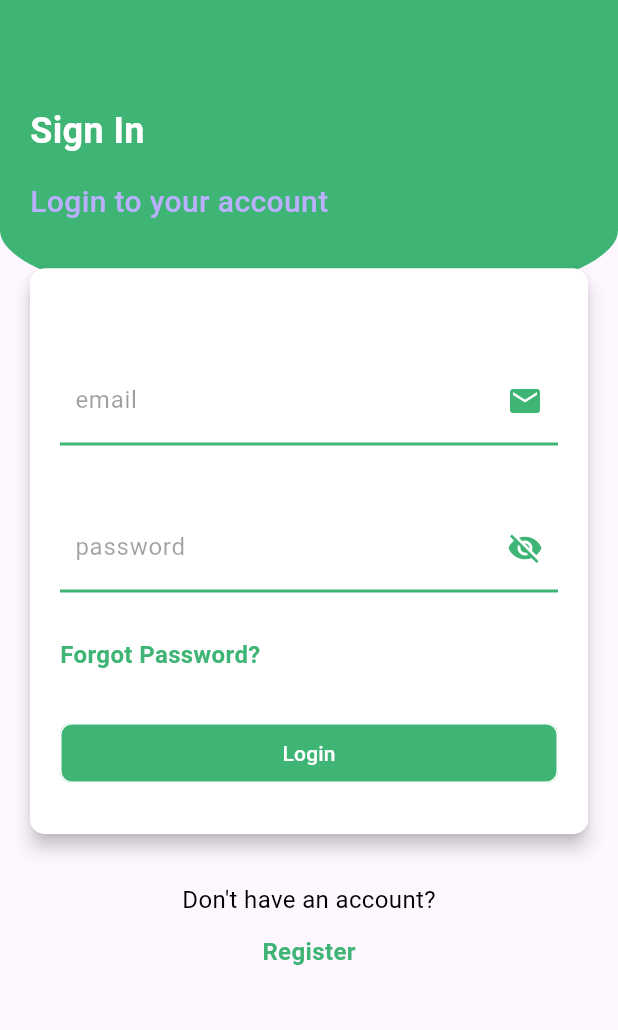
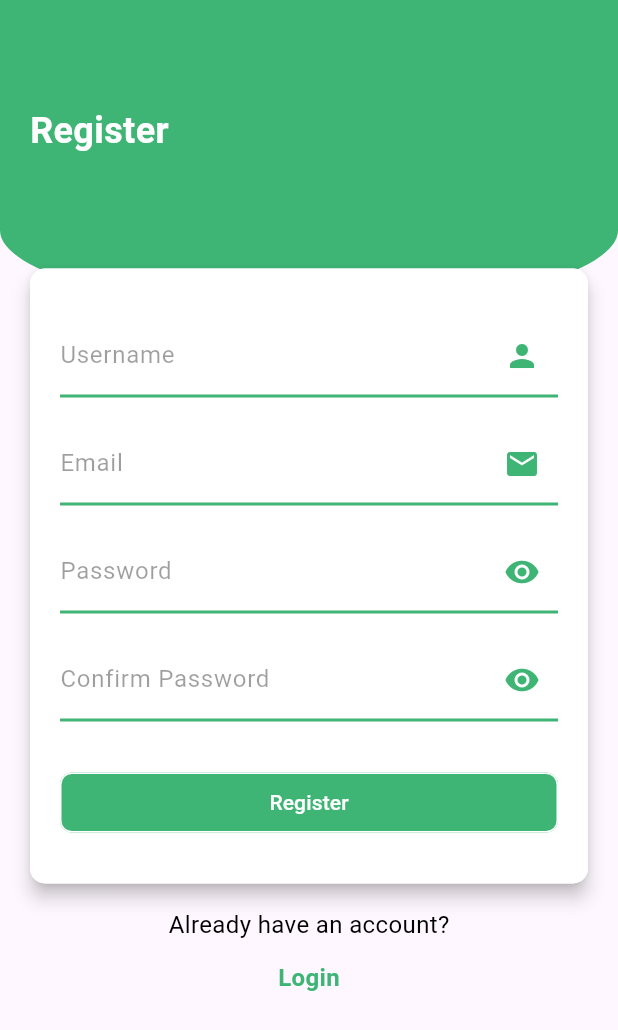
Before and after one commit to nileshshrs/simple-weixin-with-firebase, a Flutter app: the screen it shows after launch, on a phone screen of 412 x 824 dp. Shown: the top 1030 px of the screen. Run offline on Flutter 3.47's test engine with Material 3 defaults, Android fonts, the phone set to English and light mode, and no system bars; our stand-ins replace another_flushbar, cloud_firestore, firebase_auth, firebase_core, shared_preferences; accounts and stored records are empty.

Commit message:
modified the registration.dart by refactoring it with mvvm pattern and provider

```diff
--- a/lib/main.dart
+++ b/lib/main.dart
@@ -1,10 +1,9 @@
-import 'package:firebase_chat_application/pages/home.dart';
-import 'package:firebase_chat_application/pages/register.dart';
-import 'package:firebase_chat_application/pages/search.dart';
-import 'package:firebase_chat_application/pages/signin.dart';
+
+import 'package:firebase_chat_application/viewmodels/registration_view_model.dart';
+import 'package:firebase_chat_application/views/registration_screen.dart';
 import 'package:firebase_core/firebase_core.dart';
 import 'package:flutter/material.dart';
-import 'package:firebase_chat_application/Routes/RouteGenerator.dart';
+import 'package:provider/provider.dart';
 
 import 'firebase_options.dart';
 
@@ -14,114 +13,23 @@ void main() async{
   await Firebase.initializeApp(
     options: DefaultFirebaseOptions.currentPlatform,
   );
-  runApp(const MyApp());
+  runApp(MyApp());
 }
 
 class MyApp extends StatelessWidget {
-  const MyApp({super.key});
-
-  // This widget is the root of your application.
   @override
   Widget build(BuildContext context) {
-    return MaterialApp(
-      debugShowCheckedModeBanner: false,
-        initialRoute: Signin.routeName,
-        onGenerateRoute: RouteGenerator.onGenerate,
+    return MultiProvider(
+      providers: [
+        ChangeNotifierProvider(create: (context) => RegistrationViewModel()),
+        // Add more providers for other view models or services if needed
+      ],
+      child: MaterialApp(
+        title: 'Your Chat App',
 
-      theme: ThemeData(
-        colorScheme: ColorScheme.fromSeed(seedColor: Colors.deepPurple),
-        useMaterial3: true,
-
+        home: RegistrationScreen(),
+        debugShowCheckedModeBanner: false,
       ),
-      // home: Home(),
     );
   }
 }
-
-class MyHomePage extends StatefulWidget {
-  const MyHomePage({super.key, required this.title});
-
-  // This widget is the home page of your application. It is stateful, meaning
-  // that it has a State object (defined below) that contains fields that affect
-  // how it looks.
-
-  // This class is the configuration for the state. It holds the values (in this
-  // case the title) provided by the parent (in this case the App widget) and
-  // used by the build method of the State. Fields in a Widget subclass are
-  // always marked "final".
-
-  final String title;
-
-  @override
-  State<MyHomePage> createState() => _MyHomePageState();
-}
-
-class _MyHomePageState extends State<MyHomePage> {
-  int _counter = 0;
-
-  void _incrementCounter() {
-    setState(() {
-      // This call to setState tells the Flutter framework that something has
-      // changed in this State, which causes it to rerun the build method below
-      // so that the display can reflect the updated values. If we changed
-      // _counter without calling setState(), then the build method would not be
-      // called again, and so nothing would appear to happen.
-      _counter++;
-    });
-  }
-
-  @override
-  Widget build(BuildContext context) {
-    // This method is rerun every time setState is called, for instance as done
-    // by the _incrementCounter method above.
-    //
-    // The Flutter framework has been optimized to make rerunning build methods
-    // fast, so that you can just rebuild anything that needs updating rather
-    // than having to individually change instances of widgets.
-    return Scaffold(
-      appBar: AppBar(
-        // TRY THIS: Try changing the color here to a specific color (to
-        // Colors.amber, perhaps?) and trigger a hot reload to see the AppBar
-        // change color while the other colors stay the same.
-        backgroundColor: Theme.of(context).colorScheme.inversePrimary,
-        // Here we take the value from the MyHomePage object that was created by
-        // the App.build method, and use it to set our appbar title.
-        title: Text(widget.title),
-      ),
-      body: Center(
-        // Center is a layout widget. It takes a single child and positions it
-        // in the middle of the parent.
-        child: Column(
-          // Column is also a layout widget. It takes a list of children and
-          // arranges them vertically. By default, it sizes itself to fit its
-          // children horizontally, and tries to be as tall as its parent.
-          //
-          // Column has various properties to control how it sizes itself and
-          // how it positions its children. Here we use mainAxisAlignment to
-          // center the children vertically; the main axis here is the vertical
-          // axis because Columns are vertical (the cross axis would be
-          // horizontal).
-          //
-          // TRY THIS: Invoke "debug painting" (choose the "Toggle Debug Paint"
-          // action in the IDE, or press "p" in the console), to see the
-          // wireframe for each widget.
-          mainAxisAlignment: MainAxisAlignment.center,
-          children: <Widget>[
-            const Text(
-              'You have pushed the button this many times:',
-            ),
-            Text(
-              '$_counter',
-              style: Theme.of(context).textTheme.headlineMedium,
-            ),
-          ],
-        ),
-      ),
-      floatingActionButton: FloatingActionButton(
-        onPressed: _incrementCounter,
-        tooltip: 'Increment',
-        child: const Icon(Icons.add),
-      ), // This trailing comma makes auto-formatting nicer for build methods.
-    );
-  }
-}
--- /dev/null
+++ b/lib/repositories/user_repository.dart
@@ -0,0 +1,21 @@
+import 'package:cloud_firestore/cloud_firestore.dart';
+
+class UserRepository {
+  final FirebaseFirestore _firestore = FirebaseFirestore.instance;
+
+  Future<void> registerUser({
+    required String userId,
+    required String username,
+    required String email,
+    required DateTime createdAt,
+    required String image,
+  }) async {
+    await _firestore.collection('users').doc(userId).set({
+      'id': userId,
+      'username': username,
+      'email': email,
+      'createdAt': createdAt,
+      'image': image,
+    });
+  }
+}
--- /dev/null
+++ b/lib/views/registration_screen.dart
@@ -0,0 +1,358 @@
+// lib/views/registration_screen.dart
+import 'package:firebase_chat_application/utils/loading_dialog.dart';
+import 'package:flutter/material.dart';
+import 'package:another_flushbar/flushbar.dart';
+import 'package:firebase_chat_application/viewmodels/registration_view_model.dart';
+import 'package:provider/provider.dart';
+
+class RegistrationScreen extends StatelessWidget {
+  final TextEditingController _usernameController = TextEditingController();
+  final TextEditingController _emailController = TextEditingController();
+  final TextEditingController _passwordController = TextEditingController();
+  final TextEditingController _confirmPasswordController =
+  TextEditingController();
+
+  void _showFlushbar(BuildContext context, String message, bool isSuccess) {
+    Flushbar(
+      message: message,
+      duration: Duration(seconds: 5),
+      backgroundColor: Colors.white,
+      flushbarPosition: FlushbarPosition.TOP,
+      flushbarStyle: FlushbarStyle.FLOATING,
+      margin: EdgeInsets.fromLTRB(10.0, 30.0, 10.0, 0.0),
+      borderRadius: BorderRadius.circular(10.0),
+      boxShadows: [
+        BoxShadow(
+          color: Colors.grey,
+          offset: Offset(0.0, 2.0),
+          blurRadius: 3.0,
+        ),
+      ],
+      messageText: Text(
+        message,
+        style: TextStyle(
+          color: isSuccess ? Color(0xFF3EB575) : Colors.red,
+        ),
+      ),
+    )..show(context);
+  }
+
+  @override
+  Widget build(BuildContext context) {
+    return Scaffold(
+      body: SingleChildScrollView(
+        child: Container(
+          child: Stack(
+            children: [
+              Container(
+                height: MediaQuery.of(context).size.height / 4,
+                width: MediaQuery.of(context).size.width,
+                decoration: BoxDecoration(
+                  gradient: LinearGradient(
+                    colors: [Color(0xFF3EB575), Color(0xFF3EB575)],
+                    begin: Alignment.topLeft,
+                    end: Alignment.bottomRight,
+                  ),
+                  borderRadius: BorderRadius.vertical(
+                    bottom: Radius.elliptical(
+                      MediaQuery.of(context).size.width,
+                      105.0,
+                    ),
+                  ),
+                ),
+              ),
+              Center(
+                child: Padding(
+                  padding: const EdgeInsets.symmetric(
+                    horizontal: 20.0,
+                    vertical: 70.0,
+                  ),
+                  child: ChangeNotifierProvider(
+                    create: (context) => RegistrationViewModel(),
+                    child: Consumer<RegistrationViewModel>(
+                      builder: (context, model, child) {
+                        return SingleChildScrollView(
+                          child: Column(
+                            crossAxisAlignment: CrossAxisAlignment.start,
+                            children: [
+                              Text(
+                                "Register",
+                                style: TextStyle(
+                                  color: Colors.white,
+                                  fontSize: 24.0,
+                                  fontWeight: FontWeight.bold,
+                                ),
+                              ),
+                              SizedBox(height: 16),
+                              Text(
+                                "Create a new account",
+                                style: TextStyle(
+                                  color: Color(0xFF3EB575),
+                                  fontSize: 20.0,
+                                  fontWeight: FontWeight.w500,
+                                ),
+                              ),
+                              SizedBox(height: 30),
+                              Material(
+                                elevation: 5.0,
+                                borderRadius: BorderRadius.circular(10),
+                                child: Container(
+                                  padding: EdgeInsets.symmetric(
+                                    vertical: 30.0,
+                                    horizontal: 20.0,
+                                  ),
+                                  width:
+                                  MediaQuery.of(context).size.width - 40,
+                                  decoration: BoxDecoration(
+                                    color: Colors.white,
+                                    borderRadius: BorderRadius.circular(10),
+                                  ),
+                                  child: Column(
+                                    children: [
+                                      TextFormField(
+                                        controller: _usernameController,
+                                        decoration: InputDecoration(
+                                          labelText: 'Username',
+                                          labelStyle: TextStyle(
+                                            color: Colors.black38,
+                                          ),
+                                          enabledBorder: UnderlineInputBorder(
+                                            borderSide: BorderSide(
+                                                color: Color(0xFF3EB575),
+                                                width: 2.0),
+                                          ),
+                                          focusedBorder: UnderlineInputBorder(
+                                            borderSide: BorderSide(
+                                                color: Color(0xFF3EB575),
+                                                width: 2.0),
+                                          ),
+                                          suffixIcon: Icon(
+                                            Icons.person,
+                                            color: Color(0xFF3EB575),
+                                          ),
+                                        ),
+                                        validator: (value) {
+                                          if (value == null ||
+                                              value.isEmpty) {
+                                            return 'Please enter your username';
+                                          }
+                                          return null;
+                                        },
+                                      ),
+                                      SizedBox(height: 16),
+                                      TextFormField(
+                                        controller: _emailController,
+                                        decoration: InputDecoration(
+                                          labelText: 'Email',
+                                          labelStyle: TextStyle(
+                                            color: Colors.black38,
+                                          ),
+                                          enabledBorder: UnderlineInputBorder(
+                                            borderSide: BorderSide(
+                                                color: Color(0xFF3EB575),
+                                                width: 2.0),
+                                          ),
+                                          focusedBorder: UnderlineInputBorder(
+                                            borderSide: BorderSide(
+                                                color: Color(0xFF3EB575),
+                                                width: 2.0),
+                                          ),
+                                          suffixIcon: Icon(
+                                            Icons.email,
+                                            color: Color(0xFF3EB575),
+                                          ),
+                                        ),
+                                        validator: (value) {
+                                          if (value == null ||
+                                              value.isEmpty) {
+                                            return 'Please enter your email';
+                                          }
+                                          return null;
+                                        },
+                                      ),
+                                      SizedBox(height: 16),
+                                      TextFormField(
+                                        controller: _passwordController,
+                                        obscureText: true,
+                                        decoration: InputDecoration(
+                                          labelText: 'Password',
+                                          labelStyle: TextStyle(
+                                            color: Colors.black38,
+                                          ),
+                                          enabledBorder: UnderlineInputBorder(
+                                            borderSide: BorderSide(
+                                                color: Color(0xFF3EB575),
+                                                width: 2.0),
+                                          ),
+                                          focusedBorder: UnderlineInputBorder(
+                                            borderSide: BorderSide(
+                                                color: Color(0xFF3EB575),
+                                                width: 2.0),
+                                          ),
+                                          suffixIcon: GestureDetector(
+                                            onTap: () {
+                                              // Toggle visibility of the password
+                                            },
+                                            child: Icon(
+                                              Icons.visibility,
+                                              color: Color(0xFF3EB575),
+                                            ),
+                                          ),
+                                        ),
+                                        validator: (value) {
+                                          if (value == null ||
+                                              value.isEmpty) {
+                                            return 'Please enter your password';
+                                          }
+                                          return null;
+                                        },
+                                      ),
+                                      SizedBox(height: 16),
+                                      TextFormField(
+                                        controller:
+                                        _confirmPasswordController,
+                                        obscureText: true,
+                                        decoration: InputDecoration(
+                                          labelText: 'Confirm Password',
+                                          labelStyle: TextStyle(
+                                            color: Colors.black38,
+                                          ),
+                                          enabledBorder: UnderlineInputBorder(
+                                            borderSide: BorderSide(
+                                                color: Color(0xFF3EB575),
+                                                width: 2.0),
+                                          ),
+                                          focusedBorder: UnderlineInputBorder(
+                                            borderSide: BorderSide(
+                                                color: Color(0xFF3EB575),
+                                                width: 2.0),
+                                          ),
+                                          suffixIcon: GestureDetector(
+                                            onTap: () {
+                                              // Toggle visibility of the confirm password
+                                            },
+                                            child: Icon(
+                                              Icons.visibility,
+                                              color: Color(0xFF3EB575),
+                                            ),
+                                          ),
+                                        ),
+                                        validator: (value) {
+                                          if (value == null ||
+                                              value.isEmpty) {
+                                            return 'Please confirm your password';
+                                          } else if (value !=
+                                              _passwordController.text) {
+                                            return 'Passwords do not match';
+                                          }
+                                          return null;
+                                        },
+                                      ),
+                                      SizedBox(height: 30),
+                                      SizedBox(
+                                        width: double.infinity,
+                                        child: OutlinedButton(
+                                          onPressed: () async {
+                                            LoadingDialog.showLoadingDialog(
+                                                context, "Registering...");
+
+                                            bool success = await model
+                                                .registerUser(
+                                              username:
+                                              _usernameController.text
+                                                  .trim(),
+                                              email: _emailController.text
+                                                  .trim(),
+                                              password:
+                                              _passwordController.text
+                                                  .trim(),
+                                              confirmPassword:
+                                              _confirmPasswordController
+                                                  .text
+                                                  .trim(),
+                                            );
+
+                                            LoadingDialog.hideLoadingDialog(
+                                                context);
+
+                                            if (success) {
+                                              _showFlushbar(
+                                                  context,
+                                                  "Registration successful",
+                                                  true);
+                                              // Registration successful, navigate or perform other actions
+                                            } else {
+                                              _showFlushbar(
+                                                  context,
+                                                  "Registration failed",
+                                                  false);
+                                              // Registration failed, handle accordingly
+                                            }
+                                          },
+                                          style: OutlinedButton.styleFrom(
+                                            backgroundColor:
+                                            Color(0xFF3EB575),
+                                            side: BorderSide(
+                                              color: Colors.white,
+                                              width: 1.0,
+                                            ),
+                                            shape: RoundedRectangleBorder(
+                                              borderRadius:
+                                              BorderRadius.circular(8.0),
+                                            ),
+                                          ),
+                                          child: Text(
+                                            "Register",
+                                            style:
+                                            TextStyle(color: Colors.white),
+                                          ),
+                                        ),
+                                      ),
+                                    ],
+                                  ),
+                                ),
+                              ),
+                              SizedBox(height: 16),
+                              Center(
+                                child: GestureDetector(
+                                  onTap: () {
+                                    Navigator.pop(context);
+                                  },
+                                  child: Column(
+                                    mainAxisAlignment: MainAxisAlignment.center,
+                                    children: [
+                                      Text(
+                                        "Already have an account?",
+                                        style: TextStyle(
+                                          color: Colors.black,
+                                          fontSize: 16.0,
+                                        ),
+                                      ),
+                                      SizedBox(height: 12),
+                                      Text(
+                                        "Login",
+                                        style: TextStyle(
+                                          color: Color(0xFF3EB575),
+                                          fontSize: 16.0,
+                                          fontWeight: FontWeight.bold,
+                                        ),
+                                      ),
+                                    ],
+                                  ),
+                                ),
+                              ),
+                            ],
+                          ),
+                        );
+                      },
+                    ),
+                  ),
+                ),
+              ),
+            ],
+          ),
+        ),
+      ),
+    );
+  }
+}
--- a/pubspec.yaml
+++ b/pubspec.yaml
@@ -41,7 +41,7 @@ dependencies:
   shared_preferences: ^2.2.2
   intl: ^0.19.0
   another_flushbar: ^1.12.30
-
+  provider: ^6.1.1
 dev_dependencies:
   flutter_test:
     sdk: flutter
```
Also changed, not shown: lib/models/user_model.dart (added, +15 -0 lines), lib/utils/loading_dialog.dart (added, +35 -0 lines), lib/viewmodels/registration_view_model.dart (added, +54 -0 lines), pubspec.lock.
